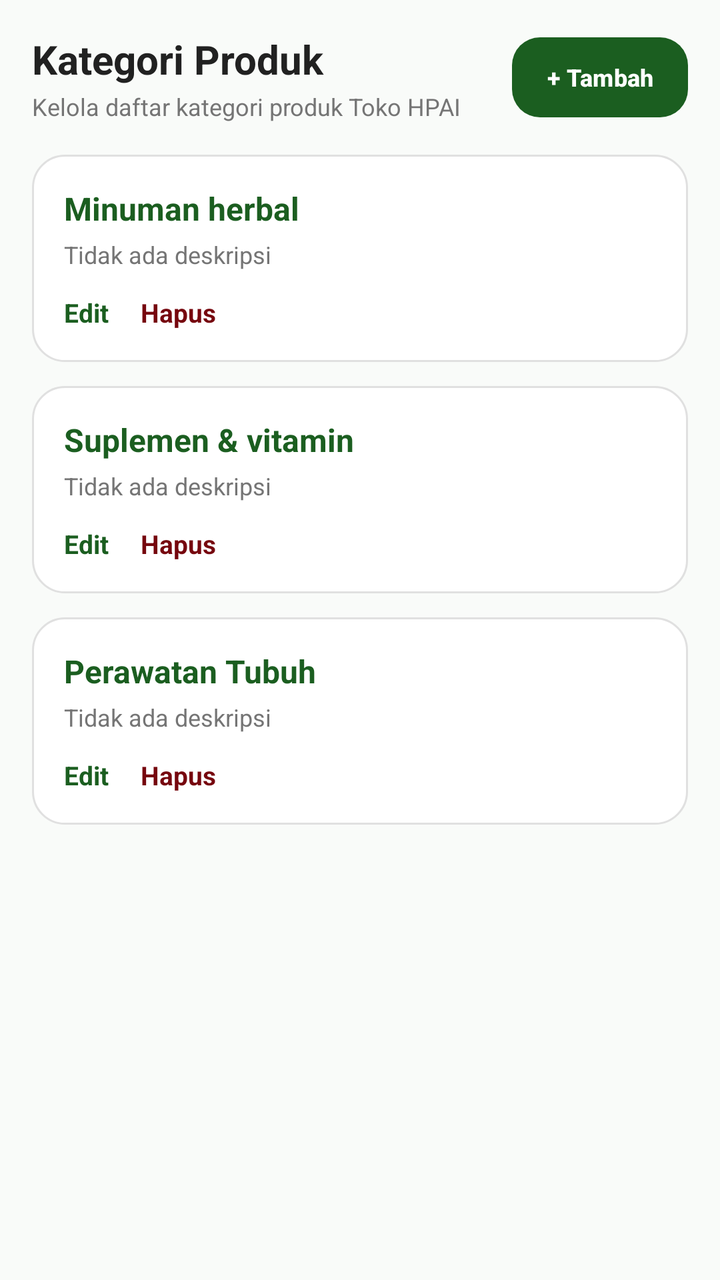
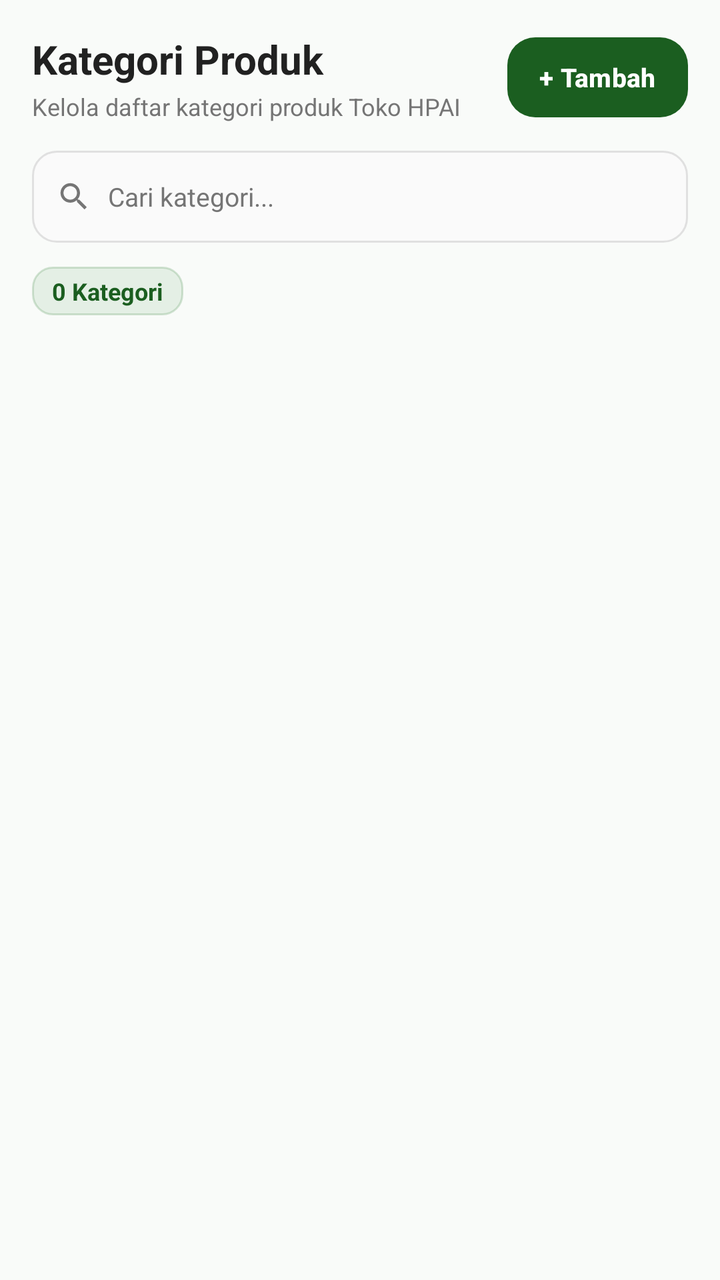

Two renders of the same Android screen: before a commit and after it. Below are the layout's source before the change and the commit's diff.
<!-- AndroidManifest.xml: application theme Theme.Pertemuan3 -->
<!-- res/layout/fragment_owner_categories.xml -->
<?xml version="1.0" encoding="utf-8"?>
<ScrollView xmlns:android="http://schemas.android.com/apk/res/android"
    android:layout_width="match_parent"
    android:layout_height="match_parent"
    android:fillViewport="true"
    android:background="@color/simaju_page_bg">

    <LinearLayout
        android:layout_width="match_parent"
        android:layout_height="match_parent"
        android:orientation="vertical"
        android:background="@color/simaju_page_bg"
        android:padding="16dp">

        
        <LinearLayout
            android:layout_width="match_parent"
            android:layout_height="wrap_content"
            android:orientation="horizontal"
            android:gravity="center_vertical"
            android:layout_marginBottom="16dp">

            <LinearLayout
                android:layout_width="0dp"
                android:layout_height="wrap_content"
                android:layout_weight="1"
                android:orientation="vertical">

                <TextView
                    android:layout_width="wrap_content"
                    android:layout_height="wrap_content"
                    android:text="Kategori Produk"
                    android:textSize="20sp"
                    android:textStyle="bold"
                    android:textColor="@color/simaju_text_primary"
                    android:layout_marginBottom="2dp" />

                <TextView
                    android:layout_width="wrap_content"
                    android:layout_height="wrap_content"
                    android:text="Kelola daftar kategori produk Toko HPAI"
                    android:textSize="12sp"
                    android:textColor="@color/simaju_text_secondary" />
            </LinearLayout>

            <Button
                android:layout_width="wrap_content"
                android:layout_height="40dp"
                android:background="@drawable/bg_primary_button"
                android:text="+ Tambah"
                android:textColor="@color/white"
                android:textSize="12sp"
                android:textStyle="bold"
                android:textAllCaps="false"
                android:paddingHorizontal="12dp" />
        </LinearLayout>

        
        <LinearLayout
            android:layout_width="match_parent"
            android:layout_height="wrap_content"
            android:background="@drawable/bg_tab_selected"
            android:orientation="vertical"
            android:padding="16dp"
            android:layout_marginBottom="12dp">

            <TextView
                android:layout_width="wrap_content"
                android:layout_height="wrap_content"
                android:text="Minuman herbal"
                android:textSize="16sp"
                android:textStyle="bold"
                android:textColor="@color/simaju_green"
                android:layout_marginBottom="4dp" />

            <TextView
                android:layout_width="wrap_content"
                android:layout_height="wrap_content"
                android:text="Tidak ada deskripsi"
                android:textSize="12sp"
                android:textColor="@color/simaju_text_secondary"
                android:layout_marginBottom="12dp" />

            <LinearLayout
                android:layout_width="match_parent"
                android:layout_height="wrap_content"
                android:orientation="horizontal">

                <TextView
                    android:layout_width="wrap_content"
                    android:layout_height="wrap_content"
                    android:text="Edit"
                    android:textSize="13sp"
                    android:textStyle="bold"
                    android:textColor="@color/simaju_green"
                    android:layout_marginEnd="16dp" />

                <TextView
                    android:layout_width="wrap_content"
                    android:layout_height="wrap_content"
                    android:text="Hapus"
                    android:textSize="13sp"
                    android:textStyle="bold"
                    android:textColor="@color/merah_tua" />
            </LinearLayout>
        </LinearLayout>

        
        <LinearLayout
            android:layout_width="match_parent"
            android:layout_height="wrap_content"
            android:background="@drawable/bg_tab_selected"
            android:orientation="vertical"
            android:padding="16dp"
            android:layout_marginBottom="12dp">

            <TextView
                android:layout_width="wrap_content"
                android:layout_height="wrap_content"
                android:text="Suplemen &amp; vitamin"
                android:textSize="16sp"
                android:textStyle="bold"
                android:textColor="@color/simaju_green"
                android:layout_marginBottom="4dp" />

            <TextView
                android:layout_width="wrap_content"
                android:layout_height="wrap_content"
                android:text="Tidak ada deskripsi"
                android:textSize="12sp"
                android:textColor="@color/simaju_text_secondary"
                android:layout_marginBottom="12dp" />

            <LinearLayout
                android:layout_width="match_parent"
                android:layout_height="wrap_content"
                android:orientation="horizontal">

                <TextView
                    android:layout_width="wrap_content"
                    android:layout_height="wrap_content"
                    android:text="Edit"
                    android:textSize="13sp"
                    android:textStyle="bold"
                    android:textColor="@color/simaju_green"
                    android:layout_marginEnd="16dp" />

                <TextView
                    android:layout_width="wrap_content"
                    android:layout_height="wrap_content"
                    android:text="Hapus"
                    android:textSize="13sp"
                    android:textStyle="bold"
                    android:textColor="@color/merah_tua" />
            </LinearLayout>
        </LinearLayout>

        
        <LinearLayout
            android:layout_width="match_parent"
            android:layout_height="wrap_content"
            android:background="@drawable/bg_tab_selected"
            android:orientation="vertical"
            android:padding="16dp"
            android:layout_marginBottom="12dp">

            <TextView
                android:layout_width="wrap_content"
                android:layout_height="wrap_content"
                android:text="Perawatan Tubuh"
                android:textSize="16sp"
                android:textStyle="bold"
                android:textColor="@color/simaju_green"
                android:layout_marginBottom="4dp" />

            <TextView
                android:layout_width="wrap_content"
                android:layout_height="wrap_content"
                android:text="Tidak ada deskripsi"
                android:textSize="12sp"
                android:textColor="@color/simaju_text_secondary"
                android:layout_marginBottom="12dp" />

            <LinearLayout
                android:layout_width="match_parent"
                android:layout_height="wrap_content"
                android:orientation="horizontal">

                <TextView
                    android:layout_width="wrap_content"
                    android:layout_height="wrap_content"
                    android:text="Edit"
                    android:textSize="13sp"
                    android:textStyle="bold"
                    android:textColor="@color/simaju_green"
                    android:layout_marginEnd="16dp" />

                <TextView
                    android:layout_width="wrap_content"
                    android:layout_height="wrap_content"
                    android:text="Hapus"
                    android:textSize="13sp"
                    android:textStyle="bold"
                    android:textColor="@color/merah_tua" />
            </LinearLayout>
        </LinearLayout>

    </LinearLayout>
</ScrollView>
<!-- resources referenced by this layout -->
<resources>
  <color name="merah_tua">#76060E</color>
  <color name="simaju_green">#1B5E20</color>
  <color name="simaju_page_bg">#F9FBF9</color>
  <color name="simaju_text_primary">#212121</color>
  <color name="simaju_text_secondary">#757575</color>
  <color name="white">#FFFFFFFF</color>
  <!-- drawable bg_primary_button (drawable) -->
  <?xml version="1.0" encoding="utf-8"?>
  <shape xmlns:android="http://schemas.android.com/apk/res/android"
      android:shape="rectangle">
      <solid android:color="@color/simaju_green" />
      <corners android:radius="14dp" />
  </shape>
  <!-- drawable bg_tab_selected (drawable) -->
  <?xml version="1.0" encoding="utf-8"?>
  <shape xmlns:android="http://schemas.android.com/apk/res/android"
      android:shape="rectangle">
      <solid android:color="@color/simaju_card_bg" />
      <corners android:radius="16dp" />
      <stroke
          android:width="1dp"
          android:color="@color/simaju_input_stroke" />
  </shape>
  <style name="Theme.Pertemuan3" parent="Base.Theme.Pertemuan3" />
  <color name="simaju_card_bg">#FFFFFFFF</color>
  <color name="simaju_input_stroke">#E0E0E0</color>
  <style name="Base.Theme.Pertemuan3" parent="Theme.Material3.DayNight.NoActionBar">
          <item name="colorPrimary">@color/simaju_green</item>
          <item name="colorSecondary">@color/simaju_green</item>
          <item name="android:colorBackground">@color/simaju_page_bg</item>
          <item name="android:windowBackground">@color/simaju_page_bg</item>
          <item name="colorSurface">@color/simaju_card_bg</item>
      </style>
</resources>

<!-- the commit's change to res/layout/fragment_owner_categories.xml (unified diff, before → after) -->
@@ -1,5 +1,6 @@
 <?xml version="1.0" encoding="utf-8"?>
 <ScrollView xmlns:android="http://schemas.android.com/apk/res/android"
+    xmlns:app="http://schemas.android.com/apk/res-auto"
     android:layout_width="match_parent"
     android:layout_height="match_parent"
     android:fillViewport="true"
@@ -7,7 +8,7 @@
 
     <LinearLayout
         android:layout_width="match_parent"
-        android:layout_height="match_parent"
+        android:layout_height="wrap_content"
         android:orientation="vertical"
         android:background="@color/simaju_page_bg"
         android:padding="16dp">
@@ -18,13 +19,14 @@
             android:layout_height="wrap_content"
             android:orientation="horizontal"
             android:gravity="center_vertical"
-            android:layout_marginBottom="16dp">
+            android:layout_marginBottom="14dp">
 
             <LinearLayout
                 android:layout_width="0dp"
                 android:layout_height="wrap_content"
                 android:layout_weight="1"
-                android:orientation="vertical">
+                android:orientation="vertical"
+                android:layout_marginEnd="12dp">
 
                 <TextView
                     android:layout_width="wrap_content"
@@ -44,166 +46,146 @@
             </LinearLayout>
 
             <Button
+                android:id="@+id/btnAddCategory"
                 android:layout_width="wrap_content"
                 android:layout_height="40dp"
+                android:minHeight="40dp"
+                android:minWidth="0dp"
+                android:insetTop="0dp"
+                android:insetBottom="0dp"
                 android:background="@drawable/bg_primary_button"
+                app:backgroundTint="@null"
                 android:text="+ Tambah"
                 android:textColor="@color/white"
-                android:textSize="12sp"
+                android:textSize="13sp"
                 android:textStyle="bold"
                 android:textAllCaps="false"
-                android:paddingHorizontal="12dp" />
+                android:maxLines="1"
+                android:paddingHorizontal="16dp" />
+        </LinearLayout>
+
+        
+        <LinearLayout
+            android:layout_width="match_parent"
+            android:layout_height="46dp"
+            android:background="@drawable/bg_input_field"
+            android:orientation="horizontal"
+            android:gravity="center_vertical"
+            android:paddingHorizontal="12dp"
+            android:layout_marginBottom="12dp">
+
+            <ImageView
+                android:layout_width="18dp"
+                android:layout_height="18dp"
+                android:src="@drawable/ic_search"
+                app:tint="@color/simaju_text_secondary"
+                android:layout_marginEnd="8dp"
+                android:contentDescription="Cari" />
+
+            <EditText
+                android:id="@+id/etSearchCategory"
+                android:layout_width="0dp"
+                android:layout_height="match_parent"
+                android:layout_weight="1"
+                android:background="@android:color/transparent"
+                android:hint="Cari kategori..."
+                android:textSize="13sp"
+                android:textColor="@color/simaju_text_primary"
+                android:textColorHint="@color/simaju_text_secondary"
+                android:maxLines="1"
+                android:imeOptions="actionSearch"
+                android:importantForAutofill="no"
+                android:inputType="text" />
+
+            <ImageView
+                android:id="@+id/ivClearSearchCategory"
+                android:layout_width="28dp"
+                android:layout_height="28dp"
+                android:padding="4dp"
+                android:src="@drawable/ic_close"
+                app:tint="@color/simaju_text_secondary"
+                android:visibility="gone"
+                android:clickable="true"
+                android:focusable="true"
+                android:contentDescription="Hapus pencarian" />
         </LinearLayout>
 
         
         <LinearLayout
             android:layout_width="match_parent"
             android:layout_height="wrap_content"
+            android:orientation="horizontal"
+            android:gravity="center_vertical"
+            android:layout_marginBottom="12dp">
+
+            <TextView
+                android:id="@+id/tvCategoryCount"
+                android:layout_width="wrap_content"
+                android:layout_height="wrap_content"
+                android:background="@drawable/bg_badge_green"
+                android:paddingHorizontal="10dp"
+                android:paddingVertical="4dp"
+                android:text="0 Kategori"
+                android:textSize="12sp"
+                android:textStyle="bold"
+                android:textColor="@color/simaju_green" />
+
+            <View
+                android:layout_width="0dp"
+                android:layout_height="0dp"
+                android:layout_weight="1" />
+
+            <ProgressBar
+                android:id="@+id/pbCategoriesLoading"
+                android:layout_width="20dp"
+                android:layout_height="20dp"
+                android:visibility="gone" />
+        </LinearLayout>
+
+        
+        <LinearLayout
+            android:id="@+id/layoutEmptyCategories"
+            android:layout_width="match_parent"
+            android:layout_height="wrap_content"
             android:background="@drawable/bg_tab_selected"
             android:orientation="vertical"
-            android:padding="16dp"
-            android:layout_marginBottom="12dp">
+            android:gravity="center"
+            android:padding="28dp"
+            android:visibility="gone">
 
             <TextView
                 android:layout_width="wrap_content"
                 android:layout_height="wrap_content"
-                android:text="Minuman herbal"
-                android:textSize="16sp"
+                android:text="🗂️"
+                android:textSize="34sp"
+                android:layout_marginBottom="8dp" />
+
+            <TextView
+                android:id="@+id/tvEmptyCategoriesTitle"
+                android:layout_width="wrap_content"
+                android:layout_height="wrap_content"
+                android:text="Belum ada kategori"
+                android:textSize="15sp"
                 android:textStyle="bold"
-                android:textColor="@color/simaju_green"
+                android:textColor="@color/simaju_text_primary"
                 android:layout_marginBottom="4dp" />
 
             <TextView
+                android:id="@+id/tvEmptyCategoriesDesc"
                 android:layout_width="wrap_content"
                 android:layout_height="wrap_content"
-                android:text="Tidak ada deskripsi"
+                android:text="Ketuk '+ Tambah' untuk membuat kategori produk baru."
                 android:textSize="12sp"
-                android:textColor="@color/simaju_text_secondary"
-                android:layout_marginBottom="12dp" />
-
-            <LinearLayout
-                android:layout_width="match_parent"
-                android:layout_height="wrap_content"
-                android:orientation="horizontal">
-
-                <TextView
-                    android:layout_width="wrap_content"
-                    android:layout_height="wrap_content"
-                    android:text="Edit"
-                    android:textSize="13sp"
-                    android:textStyle="bold"
-                    android:textColor="@color/simaju_green"
-                    android:layout_marginEnd="16dp" />
-
-                <TextView
-                    android:layout_width="wrap_content"
-                    android:layout_height="wrap_content"
-                    android:text="Hapus"
-                    android:textSize="13sp"
-                    android:textStyle="bold"
-                    android:textColor="@color/merah_tua" />
-            </LinearLayout>
+                android:gravity="center"
+                android:textColor="@color/simaju_text_secondary" />
         </LinearLayout>
 
         
         <LinearLayout
+            android:id="@+id/containerOwnerCategories"
             android:layout_width="match_parent"
             android:layout_height="wrap_content"
-            android:background="@drawable/bg_tab_selected"
-            android:orientation="vertical"
-            android:padding="16dp"
-            android:layout_marginBottom="12dp">
-
-            <TextView
-                android:layout_width="wrap_content"
-                android:layout_height="wrap_content"
-                android:text="Suplemen &amp; vitamin"
-                android:textSize="16sp"
-                android:textStyle="bold"
-                android:textColor="@color/simaju_green"
-                android:layout_marginBottom="4dp" />
-
-            <TextView
-                android:layout_width="wrap_content"
-                android:layout_height="wrap_content"
-                android:text="Tidak ada deskripsi"
-                android:textSize="12sp"
-                android:textColor="@color/simaju_text_secondary"
-                android:layout_marginBottom="12dp" />
-
-            <LinearLayout
-                android:layout_width="match_parent"
-                android:layout_height="wrap_content"
-                android:orientation="horizontal">
-
-                <TextView
-                    android:layout_width="wrap_content"
-                    android:layout_height="wrap_content"
-                    android:text="Edit"
-                    android:textSize="13sp"
-                    android:textStyle="bold"
-                    android:textColor="@color/simaju_green"
-                    android:layout_marginEnd="16dp" />
-
-                <TextView
-                    android:layout_width="wrap_content"
-                    android:layout_height="wrap_content"
-                    android:text="Hapus"
-                    android:textSize="13sp"
-                    android:textStyle="bold"
-                    android:textColor="@color/merah_tua" />
-            </LinearLayout>
-        </LinearLayout>
-
-        
-        <LinearLayout
-            android:layout_width="match_parent"
-            android:layout_height="wrap_content"
-            android:background="@drawable/bg_tab_selected"
-            android:orientation="vertical"
-            android:padding="16dp"
-            android:layout_marginBottom="12dp">
-
-            <TextView
-                android:layout_width="wrap_content"
-                android:layout_height="wrap_content"
-                android:text="Perawatan Tubuh"
-                android:textSize="16sp"
-                android:textStyle="bold"
-                android:textColor="@color/simaju_green"
-                android:layout_marginBottom="4dp" />
-
-            <TextView
-                android:layout_width="wrap_content"
-                android:layout_height="wrap_content"
-                android:text="Tidak ada deskripsi"
-                android:textSize="12sp"
-                android:textColor="@color/simaju_text_secondary"
-                android:layout_marginBottom="12dp" />
-
-            <LinearLayout
-                android:layout_width="match_parent"
-                android:layout_height="wrap_content"
-                android:orientation="horizontal">
-
-                <TextView
-                    android:layout_width="wrap_content"
-                    android:layout_height="wrap_content"
-                    android:text="Edit"
-                    android:textSize="13sp"
-                    android:textStyle="bold"
-                    android:textColor="@color/simaju_green"
-                    android:layout_marginEnd="16dp" />
-
-                <TextView
-                    android:layout_width="wrap_content"
-                    android:layout_height="wrap_content"
-                    android:text="Hapus"
-                    android:textSize="13sp"
-                    android:textStyle="bold"
-                    android:textColor="@color/merah_tua" />
-            </LinearLayout>
-        </LinearLayout>
+            android:orientation="vertical" />
 
     </LinearLayout>
 </ScrollView>
<!-- resource entries referenced after the edit -->
@@ -1,11 +1,30 @@
 <!-- resources referenced by this layout -->
 <resources>
-  <color name="merah_tua">#76060E</color>
   <color name="simaju_green">#1B5E20</color>
   <color name="simaju_page_bg">#F9FBF9</color>
   <color name="simaju_text_primary">#212121</color>
   <color name="simaju_text_secondary">#757575</color>
   <color name="white">#FFFFFFFF</color>
+  <!-- drawable bg_badge_green (drawable) -->
+  <?xml version="1.0" encoding="utf-8"?>
+  <shape xmlns:android="http://schemas.android.com/apk/res/android"
+      android:shape="rectangle">
+      <solid android:color="#1A2E7D32" />
+      <corners android:radius="10dp" />
+      <stroke
+          android:width="1dp"
+          android:color="#332E7D32" />
+  </shape>
+  <!-- drawable bg_input_field (drawable) -->
+  <?xml version="1.0" encoding="utf-8"?>
+  <shape xmlns:android="http://schemas.android.com/apk/res/android"
+      android:shape="rectangle">
+      <solid android:color="@color/simaju_input_bg" />
+      <corners android:radius="12dp" />
+      <stroke
+          android:width="1dp"
+          android:color="@color/simaju_input_stroke" />
+  </shape>
   <!-- drawable bg_primary_button (drawable) -->
   <?xml version="1.0" encoding="utf-8"?>
   <shape xmlns:android="http://schemas.android.com/apk/res/android"
@@ -23,7 +42,30 @@
           android:width="1dp"
           android:color="@color/simaju_input_stroke" />
   </shape>
+  <!-- drawable ic_close (drawable) -->
+  <?xml version="1.0" encoding="utf-8"?>
+  <vector xmlns:android="http://schemas.android.com/apk/res/android"
+      android:width="24dp"
+      android:height="24dp"
+      android:viewportWidth="24"
+      android:viewportHeight="24">
+      <path
+          android:fillColor="#FFFFFFFF"
+          android:pathData="M19,6.41L17.59,5 12,10.59 6.41,5 5,6.41 10.59,12 5,17.59 6.41,19 12,13.41 17.59,19 19,17.59 13.41,12z" />
+  </vector>
+  <!-- drawable ic_search (drawable) -->
+  <?xml version="1.0" encoding="utf-8"?>
+  <vector xmlns:android="http://schemas.android.com/apk/res/android"
+      android:width="24dp"
+      android:height="24dp"
+      android:viewportWidth="24"
+      android:viewportHeight="24">
+      <path
+          android:fillColor="#FFFFFFFF"
+          android:pathData="M15.5,14h-0.79l-0.28,-0.27C15.41,12.59 16,11.11 16,9.5 16,5.91 13.09,3 9.5,3S3,5.91 3,9.5 5.91,16 9.5,16c1.61,0 3.09,-0.59 4.23,-1.57l0.27,0.28v0.79l5,4.99L20.49,19l-4.99,-5zM9.5,14C7.01,14 5,11.99 5,9.5S7.01,5 9.5,5 14,7.01 14,9.5 11.99,14 9.5,14z" />
+  </vector>
   <style name="Theme.Pertemuan3" parent="Base.Theme.Pertemuan3" />
+  <color name="simaju_input_bg">#FAFAFA</color>
   <color name="simaju_card_bg">#FFFFFFFF</color>
   <color name="simaju_input_stroke">#E0E0E0</color>
   <style name="Base.Theme.Pertemuan3" parent="Theme.Material3.DayNight.NoActionBar">
